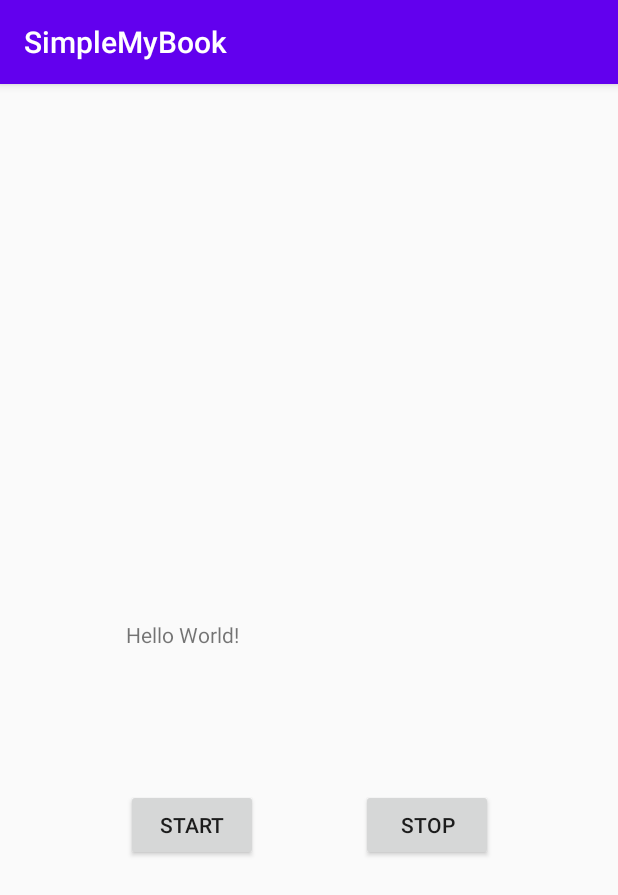
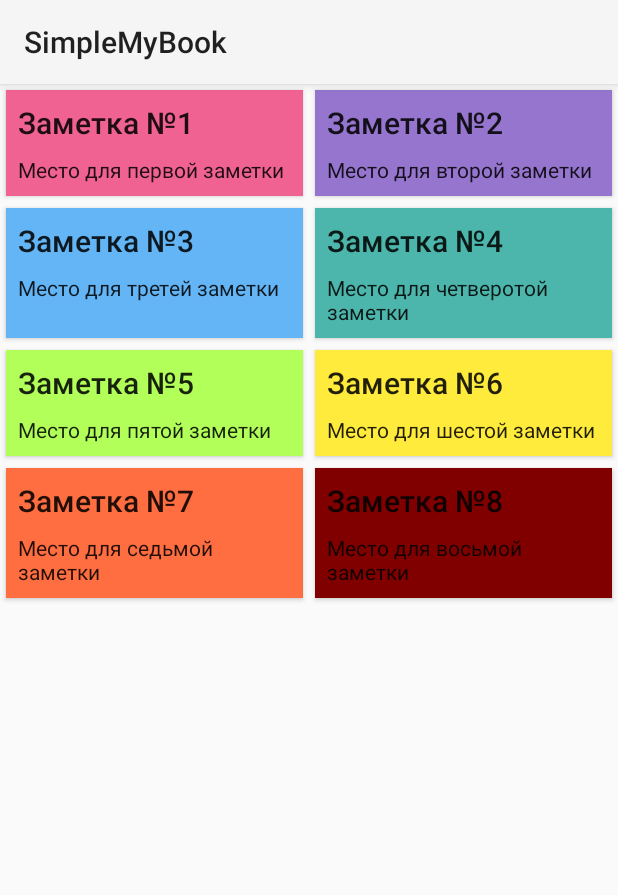
Before and after one commit to DaniilK87/SimpleMyBook, an Android app: the screen it shows after launch (MainActivity), on a phone screen of 412 x 824 dp. Shown: the top 895 px of the screen. Run offline under Robolectric (Android 15) with nearby library versions, the phone set to English and light mode, and no system bars.

Commit message:
homework2

```diff
--- a/app/build.gradle
+++ b/app/build.gradle
@@ -25,6 +25,13 @@ android {
 }
 
 dependencies {
+    implementation 'androidx.coordinatorlayout:coordinatorlayout:1.1.0'
+    implementation 'com.google.android.material:material:1.2.1'
+    implementation 'androidx.recyclerview:recyclerview:1.1.0'
+    implementation 'androidx.cardview:cardview:1.0.0'
+    def lifecycle_version = "1.1.1"
+    def support_version = "27.1.1"
+
     implementation fileTree(dir: "libs", include: ["*.jar"])
     implementation "org.jetbrains.kotlin:kotlin-stdlib:$kotlin_version"
     implementation 'androidx.core:core-ktx:1.3.1'
@@ -33,5 +40,8 @@ dependencies {
     testImplementation 'junit:junit:4.12'
     androidTestImplementation 'androidx.test.ext:junit:1.1.2'
     androidTestImplementation 'androidx.test.espresso:espresso-core:3.3.0'
+    implementation "android.arch.lifecycle:extensions:$lifecycle_version"
+    implementation "com.android.support:design:$support_version"
+    implementation "com.android.support:cardview-v7:$support_version"
 
 }
--- a/app/src/main/AndroidManifest.xml
+++ b/app/src/main/AndroidManifest.xml
@@ -8,7 +8,7 @@
         android:label="@string/app_name"
         android:roundIcon="@mipmap/ic_launcher_round"
         android:supportsRtl="true"
-        android:theme="@style/AppTheme">
+        android:theme="@style/Theme.AppCompat.Light.NoActionBar">
         <activity android:name=".MainActivity">
             <intent-filter>
                 <action android:name="android.intent.action.MAIN" />
--- a/app/src/main/java/com/example/simplemybook/MainActivity.kt
+++ b/app/src/main/java/com/example/simplemybook/MainActivity.kt
@@ -2,32 +2,30 @@ package com.example.simplemybook
 
 import androidx.appcompat.app.AppCompatActivity
 import android.os.Bundle
-import android.widget.Button
-import androidx.annotation.IntegerRes
+import androidx.lifecycle.Observer
+import androidx.lifecycle.ViewModelProviders
+import com.example.simplemybook.ui.MainAdapter
+import com.example.simplemybook.ui.MainViewModel
+import com.example.simplemybook.ui.MainViewState
 import kotlinx.android.synthetic.main.activity_main.*
-import kotlinx.android.synthetic.main.activity_main.view.*
+
 
 class MainActivity : AppCompatActivity() {
 
+    lateinit var viewModel: MainViewModel
+    lateinit var adapter: MainAdapter
 
 
-    override fun onCreate(savedInstanceState: Bundle?) {
+    override fun onCreate(savedInstanceState:Bundle?) {
         super.onCreate(savedInstanceState)
         setContentView(R.layout.activity_main)
+        setSupportActionBar(toolbar)
 
-
-        start(a = "")
-        //stop(b = "")
+        viewModel = ViewModelProviders.of( this). get (MainViewModel::class.java)
+        adapter = MainAdapter()
+        mainRecycler.adapter = adapter
+        viewModel.viewState().observe( this, Observer<MainViewState> { t ->
+            t?.let {adapter.notes = it.notes }
+        })
     }
-
-    fun start (a:String)
-    {
-     startButton.setOnClickListener { startButton.setOnClickListener {  textView.text="Hi"} }
-    }
-
-    fun stop (b: String) {
-        startButton.setOnClickListener { }
-    }
-
-
 }
--- a/app/src/main/java/com/example/simplemybook/Model.kt
+++ /dev/null
@@ -1,5 +0,0 @@
-package com.example.simplemybook
-
-class Model {
-
-}
--- /dev/null
+++ b/app/src/main/java/com/example/simplemybook/data/Model.kt
@@ -0,0 +1,5 @@
+package com.example.simplemybook.data
+
+class Model {
+    class Note (val title: String, val note: String, val color: Int)
+}
--- /dev/null
+++ b/app/src/main/java/com/example/simplemybook/data/Repository.kt
@@ -0,0 +1,53 @@
+package com.example.simplemybook.data
+
+object Repository {
+    private val notes:List<Model.Note>
+
+    init {
+        notes = listOf(
+            Model.Note(
+                "Заметка №1",
+                "Место для первой заметки",
+                0xfff06292.toInt()
+            ),
+            Model.Note(
+                "Заметка №2",
+                "Место для второй заметки",
+                0xff9575cd.toInt()
+            ),
+            Model.Note(
+                "Заметка №3",
+                "Место для третей заметки",
+                0xff64b5f6.toInt()
+            ),
+            Model.Note(
+                "Заметка №4",
+                "Место для четверотой заметки",
+                0xff4db6ac.toInt()
+            ),
+            Model.Note(
+                "Заметка №5",
+                "Место для пятой заметки",
+                0xffb2ff59.toInt()
+            ),
+            Model.Note(
+                "Заметка №6",
+                "Место для шестой заметки",
+                0xffffeb3b.toInt()
+            ),
+            Model.Note(
+                "Заметка №7",
+                "Место для седьмой заметки",
+                0xffff6e40.toInt()
+            ),
+            Model.Note(
+                "Заметка №8",
+                "Место для восьмой заметки",
+                0xff800000.toInt()
+        )
+        )
+    }
+    fun getNotes (): List<Model.Note> {
+        return notes
+    }
+}
--- /dev/null
+++ b/app/src/main/java/com/example/simplemybook/ui/MainAdapter.kt
@@ -0,0 +1,39 @@
+package com.example.simplemybook.ui
+
+import android.view.LayoutInflater
+import android.view.View
+import android.view.ViewGroup
+import android.widget.TextView
+import androidx.recyclerview.widget.RecyclerView
+import com.example.simplemybook.R
+import com.example.simplemybook.data.Model
+
+class MainAdapter: RecyclerView.Adapter <NoteViewHolder>() {
+    var notes: List<Model.Note> = listOf()
+        set (value) {
+            field = value
+            notifyDataSetChanged()
+        }
+
+    override fun onCreateViewHolder (parent: ViewGroup, viewType: Int ):
+            NoteViewHolder {
+        val inflater = LayoutInflater.from(parent.context)
+        val view = inflater.inflate(R.layout.item_note, parent, false )
+        return NoteViewHolder(view)
+    }
+
+    override fun getItemCount () = notes.size
+    override fun onBindViewHolder (holder: NoteViewHolder , position: Int ): Unit {
+        holder.bind(notes[position])
+    }
+}
+
+class NoteViewHolder (itemView: View) : RecyclerView.ViewHolder(itemView) {
+    private val title = itemView.findViewById<TextView>(R.id.title)
+    private val body = itemView.findViewById<TextView>(R.id.body)
+    fun bind (note: Model.Note) {
+        title.text = note.title
+        body.text = note.note
+        itemView.setBackgroundColor(note.color)
+    }
+}
--- /dev/null
+++ b/app/src/main/java/com/example/simplemybook/ui/MainViewModel.kt
@@ -0,0 +1,18 @@
+package com.example.simplemybook.ui
+
+import androidx.lifecycle.LiveData
+import androidx.lifecycle.MutableLiveData
+import androidx.lifecycle.ViewModel
+import com.example.simplemybook.data.Repository
+
+class MainViewModel:ViewModel() {
+
+    private val viewStateLiveData: MutableLiveData<MainViewState> =
+        MutableLiveData()
+
+    init {
+        viewStateLiveData.value = MainViewState(Repository.getNotes())
+    }
+
+    fun viewState():LiveData<MainViewState> = viewStateLiveData
+}
--- /dev/null
+++ b/app/src/main/java/com/example/simplemybook/ui/MainViewState.kt
@@ -0,0 +1,5 @@
+package com.example.simplemybook.ui
+
+import com.example.simplemybook.data.Model
+
+class MainViewState (val notes: List<Model.Note>)
--- a/app/src/main/res/layout/activity_main.xml
+++ b/app/src/main/res/layout/activity_main.xml
@@ -1,43 +1,32 @@
-<?xml version="1.0" encoding="utf-8"?>
-<androidx.constraintlayout.widget.ConstraintLayout xmlns:android="http://schemas.android.com/apk/res/android"
-    xmlns:app="http://schemas.android.com/apk/res-auto"
-    xmlns:tools="http://schemas.android.com/tools"
-    android:layout_width="match_parent"
-    android:layout_height="match_parent"
-    tools:context=".MainActivity">
+<?xml version= "1.0" encoding= "utf-8" ?>
+<androidx.coordinatorlayout.widget.CoordinatorLayout
+    xmlns:android = "http://schemas.android.com/apk/res/android"
+    xmlns:app = "http://schemas.android.com/apk/res-auto"
+    xmlns:tools = "http://schemas.android.com/tools"
+    android:fitsSystemWindows = "true"
+    android:layout_width = "match_parent"
+    android:layout_height = "match_parent"
+    tools:context = ".MainActivity" >
 
-    <TextView
-        android:id="@+id/textView"
-        android:layout_width="244dp"
-        android:layout_height="54dp"
-        android:text="Hello World!"
-        app:layout_constraintBottom_toBottomOf="parent"
-        app:layout_constraintLeft_toLeftOf="parent"
-        app:layout_constraintRight_toRightOf="parent"
-        app:layout_constraintTop_toTopOf="parent" />
+    <com.google.android.material.appbar.AppBarLayout
+        android:id = "@+id/appbar"
+        android:layout_width = "match_parent"
+        android:layout_height = "wrap_content" >
 
-    <Button
-        android:id="@+id/startButton"
-        android:layout_width="wrap_content"
-        android:layout_height="wrap_content"
-        android:text="@string/startButton"
-        app:layout_constraintBottom_toBottomOf="parent"
-        app:layout_constraintEnd_toEndOf="parent"
-        app:layout_constraintHorizontal_bias="0.26"
-        app:layout_constraintStart_toStartOf="parent"
-        app:layout_constraintTop_toTopOf="parent"
-        app:layout_constraintVertical_bias="0.653" />
+        <androidx.appcompat.widget.Toolbar
+            android:id = "@+id/toolbar"
+            android:layout_width = "match_parent"
+            android:layout_height = "wrap_content"
+            app:title = "SimpleMyBook"
+            app:layout_scrollFlags = "scroll|enterAlways"/>
+    </com.google.android.material.appbar.AppBarLayout>
 
-    <Button
-        android:id="@+id/stopButton"
-        android:layout_width="wrap_content"
-        android:layout_height="wrap_content"
-        android:text="@string/stopButton"
-        app:layout_constraintBottom_toBottomOf="parent"
-        app:layout_constraintEnd_toEndOf="parent"
-        app:layout_constraintHorizontal_bias="0.743"
-        app:layout_constraintStart_toStartOf="parent"
-        app:layout_constraintTop_toTopOf="parent"
-        app:layout_constraintVertical_bias="0.653" />
-
-</androidx.constraintlayout.widget.ConstraintLayout>
+    <androidx.recyclerview.widget.RecyclerView
+        android:id = "@+id/mainRecycler"
+        android:layout_width = "match_parent"
+        android:layout_height = "match_parent"
+        app:layoutManager = "androidx.recyclerview.widget.GridLayoutManager"
+        app:spanCount = "2"
+        app:layout_behavior = "@string/appbar_scrolling_view_behavior"
+        tools:listitem="@layout/item_note"/>
+</androidx.coordinatorlayout.widget.CoordinatorLayout>
--- /dev/null
+++ b/app/src/main/res/layout/item_note.xml
@@ -0,0 +1,33 @@
+<?xml version= "1.0" encoding= "utf-8" ?>
+<androidx.cardview.widget.CardView
+    xmlns:android = "http://schemas.android.com/apk/res/android"
+    xmlns:tools = "http://schemas.android.com/tools"
+    android:layout_width = "match_parent"
+    android:layout_height = "wrap_content"
+    android:layout_marginEnd = "4dp"
+    android:layout_marginStart = "4dp"
+    android:layout_marginTop = "4dp"
+    android:layout_marginBottom = "4dp"
+    tools:backgroundTint = "@android:color/holo_purple" >
+    <LinearLayout
+        android:layout_width = "match_parent"
+        android:layout_height = "wrap_content"
+        android:orientation = "vertical" >
+        <TextView
+            android:id = "@+id/title"
+            style = "@style/TextAppearance.AppCompat.Title"
+            android:layout_width = "match_parent"
+            android:layout_height = "wrap_content"
+            android:layout_marginEnd = "8dp"
+            android:layout_marginStart = "8dp"
+            android:layout_marginTop = "8dp"
+            tools:text = "Номер заметки" />
+        <TextView
+            android:id = "@+id/body"
+            style = "@style/TextAppearance.AppCompat"
+            android:layout_width = "match_parent"
+            android:layout_height = "wrap_content"
+            android:layout_margin = "8dp"
+            tools:text = "Текст заметки" />
+    </LinearLayout >
+</androidx.cardview.widget.CardView >
```
